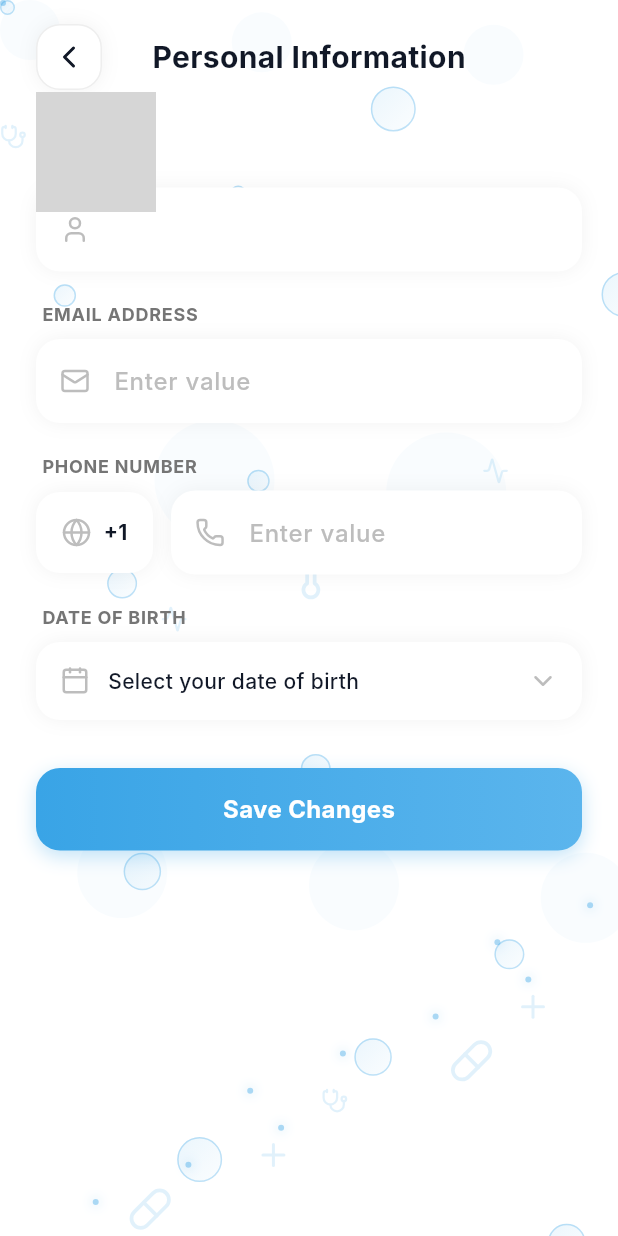
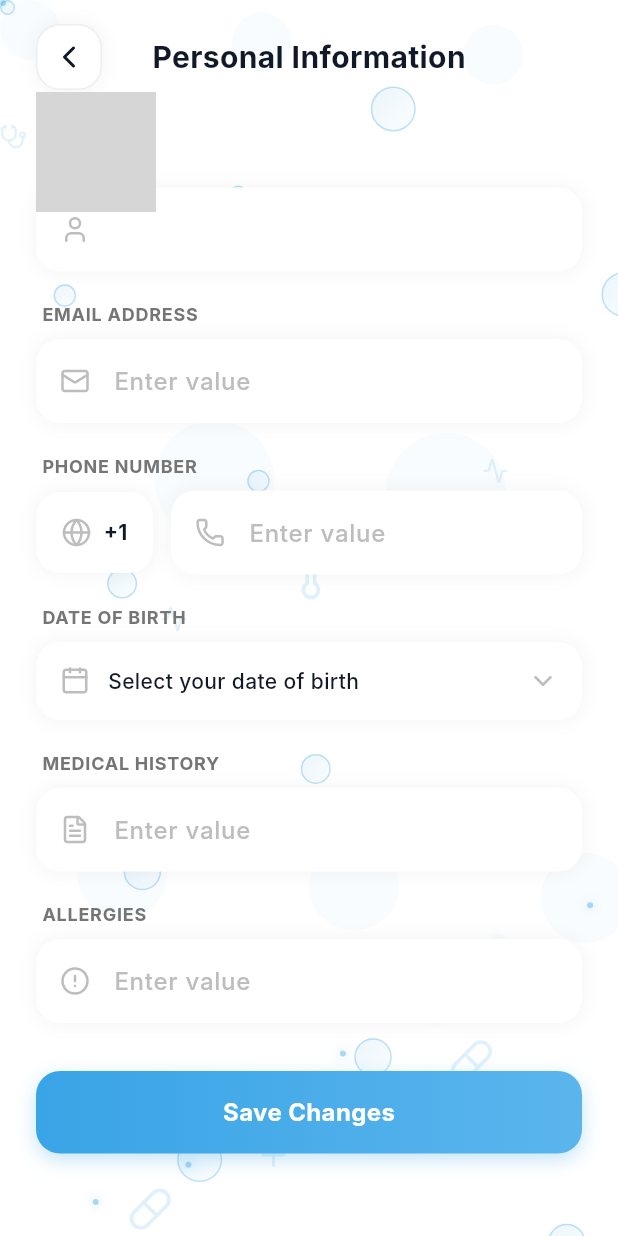
Before and after one commit to lamaRimawi/med_frontend, a Flutter app: the ProfileScreen screen opened directly with empty values, after a tap on "Profile", on a phone screen of 412 x 824 dp. Run offline on Flutter 3.47's test engine with Material 3 defaults, Android fonts, the phone set to English and light mode, and no system bars; drawn by our look-alikes of flutter_animate, toastification; our stand-ins replace camera, file_picker, google_fonts, image_picker, local_auth, lucide_icons and 3 more; missing offline and left inert: flutter_facebook_auth, flutter_toast_notification, gal; accounts and stored records are empty; network calls fail; Roboto replaces fonts that are missing (Inter); grey boxes are pictures that could not be loaded.

Commit message:
feat: Implement profile and reports screens, user and reports services, and corresponding data models.

```diff
--- a/lib/config/api_config.dart
+++ b/lib/config/api_config.dart
@@ -12,6 +12,7 @@ class ApiConfig {
   static const String resetPassword = '/auth/reset-password';
   static const String vlmChat = '/vlm/chat';
   static const String userProfile = '/users/profile';
+  static const String reports = '/reports';
 
   // Temporary sample image URL for backend extraction testing
   // Replace with a real, publicly accessible URL of the captured image.
--- /dev/null
+++ b/lib/models/report_model.dart
@@ -0,0 +1,98 @@
+class Report {
+  final int reportId;
+  final String reportDate;
+  final String createdAt;
+  final int totalFields;
+  final List<ReportField> fields;
+  final List<AdditionalField> additionalFields;
+
+  Report({
+    required this.reportId,
+    required this.reportDate,
+    required this.createdAt,
+    required this.totalFields,
+    required this.fields,
+    required this.additionalFields,
+  });
+
+  factory Report.fromJson(Map<String, dynamic> json) {
+    return Report(
+      reportId: json['report_id'] as int,
+      reportDate: json['report_date'] as String,
+      createdAt: json['created_at'] as String,
+      totalFields: json['total_fields'] as int,
+      fields: (json['fields'] as List<dynamic>?)
+              ?.map((e) => ReportField.fromJson(e as Map<String, dynamic>))
+              .toList() ??
+          [],
+      additionalFields: (json['additional_fields'] as List<dynamic>?)
+              ?.map((e) => AdditionalField.fromJson(e as Map<String, dynamic>))
+              .toList() ??
+          [],
+    );
+  }
+}
+
+class ReportField {
+  final int id;
+  final String fieldName;
+  final String fieldValue;
+  final String? fieldUnit;
+  final String? normalRange;
+  final bool? isNormal;
+  final String? fieldType;
+  final String? notes;
+  final String createdAt;
+
+  ReportField({
+    required this.id,
+    required this.fieldName,
+    required this.fieldValue,
+    this.fieldUnit,
+    this.normalRange,
+    this.isNormal,
+    this.fieldType,
+    this.notes,
+    required this.createdAt,
+  });
+
+  factory ReportField.fromJson(Map<String, dynamic> json) {
+    return ReportField(
+      id: json['id'] as int,
+      fieldName: json['field_name'] as String,
+      fieldValue: json['field_value'] as String,
+      fieldUnit: json['field_unit'] as String?,
+      normalRange: json['normal_range'] as String?,
+      isNormal: json['is_normal'] as bool?,
+      fieldType: json['field_type'] as String?,
+      notes: json['notes'] as String?,
+      createdAt: json['created_at'] as String,
+    );
+  }
+}
+
+class AdditionalField {
+  final int id;
+  final String fieldName;
+  final String fieldValue;
+  final String category;
+  final String? mergedAt;
+
+  AdditionalField({
+    required this.id,
+    required this.fieldName,
+    required this.fieldValue,
+    required this.category,
+    this.mergedAt,
+  });
+
+  factory AdditionalField.fromJson(Map<String, dynamic> json) {
+    return AdditionalField(
+      id: json['id'] as int,
+      fieldName: json['field_name'] as String,
+      fieldValue: json['field_value'] as String,
+      category: json['category'] as String,
+      mergedAt: json['merged_at'] as String?,
+    );
+  }
+}
--- a/lib/models/user_model.dart
+++ b/lib/models/user_model.dart
@@ -6,6 +6,8 @@ class User {
   final String email;
   final String phoneNumber;
   final String dateOfBirth;
+  final String? medicalHistory;
+  final String? allergies;
 
   User({
     required this.firstName,
@@ -13,6 +15,8 @@ class User {
     required this.email,
     required this.phoneNumber,
     required this.dateOfBirth,
+    this.medicalHistory,
+    this.allergies,
   });
 
   String get fullName => '$firstName $lastName';
@@ -24,6 +28,8 @@ class User {
       email: json['email']?.toString() ?? '',
       phoneNumber: json['phone_number']?.toString() ?? '',
       dateOfBirth: json['date_of_birth']?.toString() ?? '',
+      medicalHistory: json['medical_history']?.toString(),
+      allergies: json['allergies']?.toString(),
     );
   }
 
@@ -34,6 +40,8 @@ class User {
       'email': email,
       'phone_number': phoneNumber,
       'date_of_birth': dateOfBirth,
+      'medical_history': medicalHistory,
+      'allergies': allergies,
     };
   }
 
@@ -45,6 +53,12 @@ class User {
     await prefs.setString('user_email', user.email);
     await prefs.setString('user_phone', user.phoneNumber);
     await prefs.setString('user_dob', user.dateOfBirth);
+    if (user.medicalHistory != null) {
+      await prefs.setString('user_medical_history', user.medicalHistory!);
+    }
+    if (user.allergies != null) {
+      await prefs.setString('user_allergies', user.allergies!);
+    }
   }
 
   // Load from SharedPreferences
@@ -60,6 +74,8 @@ class User {
       email: prefs.getString('user_email') ?? '',
       phoneNumber: prefs.getString('user_phone') ?? '',
       dateOfBirth: prefs.getString('user_dob') ?? '',
+      medicalHistory: prefs.getString('user_medical_history'),
+      allergies: prefs.getString('user_allergies'),
     );
   }
 
@@ -71,5 +87,7 @@ class User {
     await prefs.remove('user_email');
     await prefs.remove('user_phone');
     await prefs.remove('user_dob');
+    await prefs.remove('user_medical_history');
+    await prefs.remove('user_allergies');
   }
 }
--- a/lib/screens/profile_screen.dart
+++ b/lib/screens/profile_screen.dart
@@ -10,6 +10,7 @@ import '../widgets/animated_bubble_background.dart';
 import '../widgets/theme_toggle.dart';
 import '../models/user_model.dart';
 import '../services/auth_api.dart';
+import '../services/user_service.dart';
 import 'timeline_screen.dart';
 import 'reports_screen.dart';
 import 'dark_mode_screen.dart';
@@ -66,6 +67,8 @@ class _ProfileScreenState extends State<ProfileScreen>
     'phone': '',
     'phonePrefix': '+1',
     'dateOfBirth': '',
+    'medicalHistory': '',
+    'allergies': '',
     'avatar': '',
   };
 
@@ -85,20 +88,20 @@ class _ProfileScreenState extends State<ProfileScreen>
   }
 
   Future<void> _loadUserData() async {
-    final user = await User.loadFromPrefs();
-    if (user != null && mounted) {
-      final nameParts = user.fullName.split(' ');
-      setState(() {
-        _profileData['name'] = user.fullName;
-        _profileData['email'] = user.email;
-        _profileData['phone'] = user.phoneNumber
-            .replaceFirst(RegExp(r'^\+[0-9]+'), '')
-            .trim();
-        _profileData['dateOfBirth'] = user.dateOfBirth;
-        _profileData['avatar'] =
-            'https://api.dicebear.com/7.x/avataaars/svg?seed=${user.firstName}';
-      });
+    try {
+      // Try to fetch from backend first
+      final user = await UserService().getUserProfile();
+      if (mounted) {
+        _updateLocalUserState(user);
+      }
+    } catch (e) {
+      // Fallback to local storage if offline or error
+      final user = await User.loadFromPrefs();
+      if (user != null && mounted) {
+        _updateLocalUserState(user);
+      }
     }
+
     // Load saved profile image
     final prefs = await SharedPreferences.getInstance();
     final savedImagePath = prefs.getString('profile_image_path');
@@ -110,6 +113,21 @@ class _ProfileScreenState extends State<ProfileScreen>
         });
       }
     }
+  }
+
+  void _updateLocalUserState(User user) {
+    setState(() {
+      _profileData['name'] = user.fullName;
+      _profileData['email'] = user.email;
+      _profileData['phone'] = user.phoneNumber
+          .replaceFirst(RegExp(r'^\+[0-9]+'), '')
+          .trim();
+      _profileData['dateOfBirth'] = user.dateOfBirth;
+      _profileData['medicalHistory'] = user.medicalHistory ?? '';
+      _profileData['allergies'] = user.allergies ?? '';
+      _profileData['avatar'] =
+          'https://api.dicebear.com/7.x/avataaars/svg?seed=${user.firstName}';
+    });
   }
 
   int _selectedYear = DateTime.now().year;
@@ -991,13 +1009,65 @@ class _ProfileScreenState extends State<ProfileScreen>
                               : const SizedBox.shrink(),
                         ),
 
+                        const SizedBox(height: 20),
+
+                        _buildLabel('MEDICAL HISTORY'),
+                        _buildTextField(
+                          LucideIcons.fileText,
+                          _profileData['medicalHistory'],
+                          (val) => setState(() => _profileData['medicalHistory'] = val),
+                        ),
+                        const SizedBox(height: 20),
+
+                        _buildLabel('ALLERGIES'),
+                        _buildTextField(
+                          LucideIcons.alertCircle,
+                          _profileData['allergies'],
+                          (val) => setState(() => _profileData['allergies'] = val),
+                        ),
+
                         const SizedBox(height: 32),
                         GestureDetector(
-                          onTap: () {
-                            setState(() {
-                              _showCalendarDropdown = false;
-                              _currentScreen = 'main';
-                            });
+                          onTap: () async {
+                            try {
+                              // Split name into first and last
+                              final nameParts = _profileData['name'].toString().split(' ');
+                              final firstName = nameParts.isNotEmpty ? nameParts.first : '';
+                              final lastName = nameParts.length > 1 ? nameParts.sublist(1).join(' ') : '';
+
+                              await UserService().updateUserProfile({
+                                'first_name': firstName,
+                                'last_name': lastName,
+                                'phone_number': '${_profileData['phonePrefix']}${_profileData['phone']}',
+                                'medical_history': _profileData['medicalHistory'],
+                                'allergies': _profileData['allergies'],
+                              });
+
+                              // Refresh data
+                              await _loadUserData();
+
+                              if (mounted) {
+                                ScaffoldMessenger.of(context).showSnackBar(
+                                  const SnackBar(
+                                    content: Text('Profile updated successfully'),
+                                    backgroundColor: Color(0xFF10B981),
+                                  ),
+                                );
+                                setState(() {
+                                  _showCalendarDropdown = false;
+                                  _currentScreen = 'main';
+                                });
+                              }
+                            } catch (e) {
+                              if (mounted) {
+                                ScaffoldMessenger.of(context).showSnackBar(
+                                  SnackBar(
+                                    content: Text('Failed to update profile: $e'),
+                                    backgroundColor: Colors.red,
+                                  ),
+                                );
+                              }
+                            }
                           },
                           child: Container(
                             width: double.infinity,
--- /dev/null
+++ b/lib/services/user_service.dart
@@ -0,0 +1,45 @@
+import 'dart:convert';
+import '../config/api_config.dart';
+import '../models/user_model.dart';
+import 'api_client.dart';
+
+class UserService {
+  final ApiClient _client = ApiClient.instance;
+
+  Future<User> getUserProfile() async {
+    try {
+      final response = await _client.get(
+        ApiConfig.userProfile,
+        auth: true,
+      );
+
+      if (response.statusCode == 200) {
+        final data = ApiClient.decodeJson<Map<String, dynamic>>(response);
+        final user = User.fromJson(data);
+        // Save to local storage for offline access/caching
+        await User.saveToPrefs(user);
+        return user;
+      } else {
+        throw Exception('Failed to load user profile: ${response.statusCode}');
+      }
+    } catch (e) {
+      throw Exception('Error fetching user profile: $e');
+    }
+  }
+
+  Future<void> updateUserProfile(Map<String, dynamic> data) async {
+    try {
+      final response = await _client.put(
+        ApiConfig.userProfile,
+        body: json.encode(data),
+        auth: true,
+      );
+
+      if (response.statusCode != 200) {
+        throw Exception('Failed to update profile: ${response.statusCode}');
+      }
+    } catch (e) {
+      throw Exception('Error updating profile: $e');
+    }
+  }
+}
```
Also changed, not shown: lib/screens/reports_screen.dart (+82 -90 lines), lib/services/reports_service.dart (added, +47 -0 lines), pubspec.lock.
